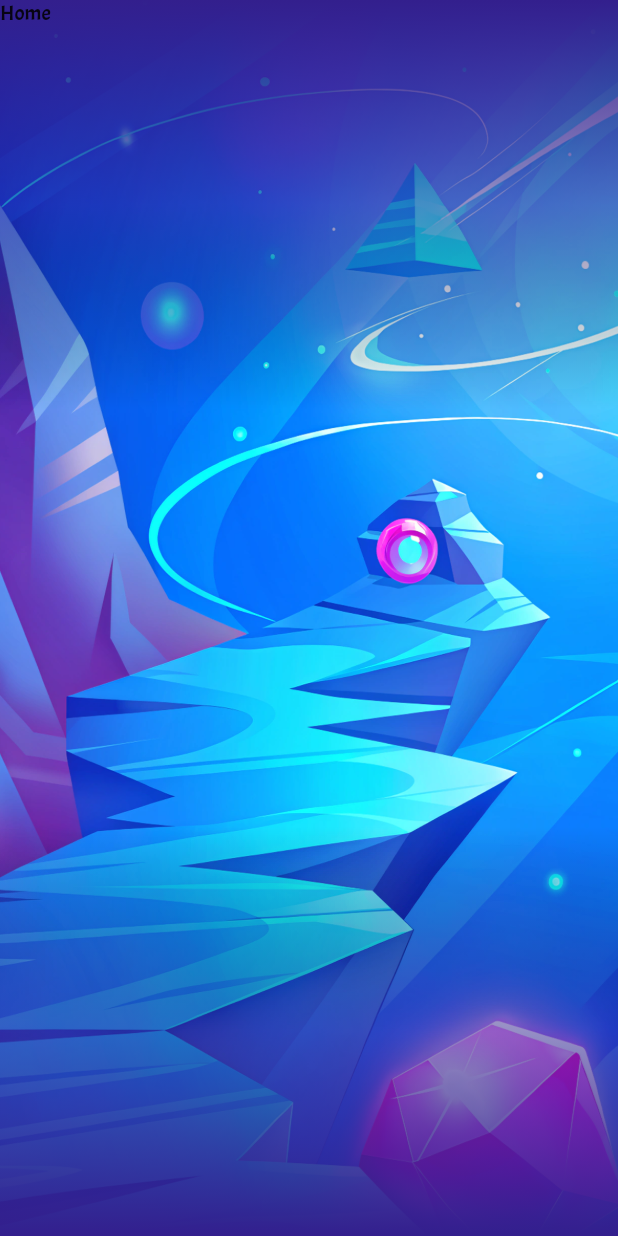
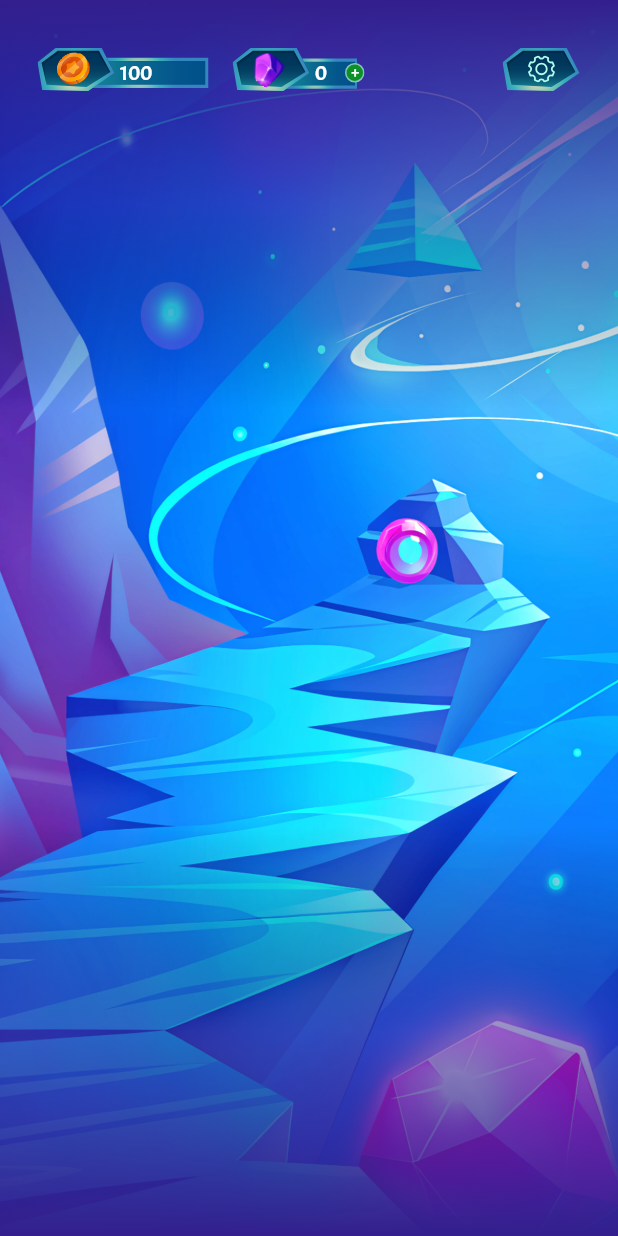
Before and after one commit to kent0505/mswm_test, a Flutter app: the screen it shows after launch, on a phone screen of 412 x 824 dp. Run offline on Flutter 3.47's test engine with Material 3 defaults, Android fonts, the phone set to English and light mode, and no system bars; our stand-ins replace flutter_bloc, flutter_svg, go_router, shared_preferences.

Commit message:
added custom appbar

```diff
--- a/lib/core/config/router.dart
+++ b/lib/core/config/router.dart
@@ -1,6 +1,7 @@
 import 'package:go_router/go_router.dart';
 
 import '../../features/home/pages/home_page.dart';
+import '../../features/home/pages/settings_page.dart';
 import '../../features/splash/splash_page.dart';
 
 final routerConfig = GoRouter(
@@ -14,5 +15,9 @@ final routerConfig = GoRouter(
       path: '/home',
       builder: (context, state) => const HomePage(),
     ),
+    GoRoute(
+      path: '/settings',
+      builder: (context, state) => const SettingsPage(),
+    ),
   ],
 );
--- a/lib/core/utils.dart
+++ b/lib/core/utils.dart
@@ -1,12 +1,14 @@
 import 'package:flutter/material.dart';
 import 'package:shared_preferences/shared_preferences.dart';
 
-bool onboard = true;
+int mycoins = 100;
+int mydiamonds = 0;
 
 Future<void> getData() async {
   final prefs = await SharedPreferences.getInstance();
   // await prefs.remove('onboard');
-  onboard = prefs.getBool('onboard') ?? true;
+  mycoins = prefs.getInt('mycoins') ?? 100;
+  mydiamonds = prefs.getInt('mydiamonds') ?? 0;
 }
 
 Future<void> saveData() async {
@@ -27,3 +29,11 @@ void precache(BuildContext context) async {
     await precacheImage(AssetImage(asset), context);
   }
 }
+
+double getStatusBar(BuildContext context) {
+  return MediaQuery.of(context).viewPadding.top;
+}
+
+double getBottom(BuildContext context) {
+  return MediaQuery.of(context).viewPadding.bottom;
+}
--- a/lib/core/widgets/buttons/arrow_back_button.dart
+++ b/lib/core/widgets/buttons/arrow_back_button.dart
@@ -1,39 +1,28 @@
 import 'package:flutter/cupertino.dart';
-import 'package:flutter/material.dart';
+import 'package:flutter_svg/flutter_svg.dart';
 
 class ArrowBackButton extends StatelessWidget {
   const ArrowBackButton({super.key});
 
   @override
   Widget build(BuildContext context) {
-    return Container(
-      height: 46,
-      margin: EdgeInsets.only(top: MediaQuery.of(context).viewPadding.top),
-      child: CupertinoButton(
+    return CupertinoButton(
       onPressed: () {
         Navigator.pop(context);
       },
       padding: EdgeInsets.zero,
-        child: const Row(
+      child: Stack(
         children: [
-            SizedBox(width: 15),
-            Icon(
-              Icons.arrow_back_ios_rounded,
-              color: Colors.white,
-            ),
-            SizedBox(width: 5),
-            Text(
-              'Back',
-              style: TextStyle(
-                color: Colors.white,
-                fontSize: 16,
-                fontWeight: FontWeight.w500,
-                fontFamily: 'SFProText',
+          SvgPicture.asset('assets/settings2.svg'),
+          Positioned(
+            left: 16,
+            top: 5,
+            child: SvgPicture.asset(
+              'assets/back.svg',
+              width: 17,
             ),
           ),
-            SizedBox(width: 5),
         ],
-        ),
       ),
     );
   }
--- /dev/null
+++ b/lib/core/widgets/custom_appbar.dart
@@ -0,0 +1,135 @@
+import 'package:flutter/cupertino.dart';
+import 'package:flutter/material.dart';
+import 'package:flutter_svg/flutter_svg.dart';
+import 'package:go_router/go_router.dart';
+
+import '../utils.dart';
+
+class CustomAppbar extends StatelessWidget {
+  const CustomAppbar({super.key});
+
+  @override
+  Widget build(BuildContext context) {
+    return Padding(
+      padding: EdgeInsets.only(top: 32 + getStatusBar(context)),
+      child: const Row(
+        children: [
+          SizedBox(width: 25),
+          _CoinsCount(),
+          SizedBox(width: 16),
+          _DiamonsCount(),
+          Spacer(),
+          _Settings(),
+          SizedBox(width: 25),
+        ],
+      ),
+    );
+  }
+}
+
+class _CoinsCount extends StatelessWidget {
+  const _CoinsCount();
+
+  @override
+  Widget build(BuildContext context) {
+    return Stack(
+      children: [
+        SvgPicture.asset('assets/coin2.svg'),
+        Positioned(
+          top: 3,
+          left: 13,
+          child: SvgPicture.asset('assets/coin.svg'),
+        ),
+        Positioned(
+          top: 8,
+          left: 55,
+          child: Text(
+            mycoins.toString(),
+            style: const TextStyle(
+              color: Colors.white,
+              fontSize: 14,
+            ),
+          ),
+        ),
+      ],
+    );
+  }
+}
+
+class _DiamonsCount extends StatelessWidget {
+  const _DiamonsCount();
+
+  @override
+  Widget build(BuildContext context) {
+    return SizedBox(
+      width: 88,
+      child: Stack(
+        children: [
+          SvgPicture.asset('assets/diamond.svg'),
+          Positioned(
+            top: 4,
+            left: 13,
+            child: RotationTransition(
+              turns: const AlwaysStoppedAnimation(22 / 360),
+              child: Image.asset(
+                'assets/diamond.png',
+                width: 20,
+              ),
+            ),
+          ),
+          Positioned(
+            top: 8,
+            left: 55,
+            child: Text(
+              mydiamonds.toString(),
+              style: const TextStyle(
+                color: Colors.white,
+                fontSize: 14,
+              ),
+            ),
+          ),
+          Positioned(
+            right: 0,
+            top: 8,
+            child: CupertinoButton(
+              onPressed: () {},
+              padding: EdgeInsets.zero,
+              minSize: 13,
+              child: SvgPicture.asset('assets/diamond2.svg'),
+            ),
+          ),
+        ],
+      ),
+    );
+  }
+}
+
+class _Settings extends StatelessWidget {
+  const _Settings();
+
+  @override
+  Widget build(BuildContext context) {
+    return CupertinoButton(
+      onPressed: () {
+        context.push('/settings');
+      },
+      padding: EdgeInsets.zero,
+      minSize: 28,
+      child: Stack(
+        children: [
+          SvgPicture.asset(
+            'assets/settings2.svg',
+          ),
+          Positioned(
+            top: 5,
+            left: 17,
+            child: SvgPicture.asset(
+              'assets/settings1.svg',
+              height: 18,
+            ),
+          ),
+        ],
+      ),
+    );
+  }
+}
--- a/lib/core/widgets/custom_scaffold.dart
+++ b/lib/core/widgets/custom_scaffold.dart
@@ -1,14 +1,19 @@
 import 'package:flutter/material.dart';
+
+import '../utils.dart';
+import 'buttons/arrow_back_button.dart';
 
 class CustomScaffold extends StatelessWidget {
   const CustomScaffold({
     super.key,
     required this.body,
     this.bg = 1,
+    this.back = false,
   });
 
   final Widget body;
   final int bg;
+  final bool back;
 
   @override
   Widget build(BuildContext context) {
@@ -22,7 +27,6 @@ class CustomScaffold extends StatelessWidget {
             fit: BoxFit.cover,
             width: double.infinity,
           ),
-          // Container(height: MediaQuery.of(context).viewPadding.top),
           Container(
             height: 273,
             decoration: BoxDecoration(
@@ -54,6 +58,12 @@ class CustomScaffold extends StatelessWidget {
               ),
             ),
           ),
+          if (back)
+            Positioned(
+              top: 32 + getStatusBar(context),
+              left: 25,
+              child: const ArrowBackButton(),
+            ),
           body,
         ],
       ),
--- a/lib/features/home/pages/home_page.dart
+++ b/lib/features/home/pages/home_page.dart
@@ -1,5 +1,6 @@
 import 'package:flutter/material.dart';
 
+import '../../../core/widgets/custom_appbar.dart';
 import '../../../core/widgets/custom_scaffold.dart';
 
 class HomePage extends StatelessWidget {
@@ -10,7 +11,7 @@ class HomePage extends StatelessWidget {
     return const CustomScaffold(
       body: Column(
         children: [
-          Text('Home'),
+          CustomAppbar(),
         ],
       ),
     );
--- a/lib/features/home/pages/settings_page.dart
+++ b/lib/features/home/pages/settings_page.dart
@@ -1,14 +1,17 @@
 import 'package:flutter/material.dart';
+
+import '../../../core/widgets/custom_scaffold.dart';
 
 class SettingsPage extends StatelessWidget {
   const SettingsPage({super.key});
 
   @override
   Widget build(BuildContext context) {
-    return const Column(
-      children: [
-        Text('Settings'),
-      ],
+    return const CustomScaffold(
+      back: true,
+      body: Column(
+        children: [],
+      ),
     );
   }
 }
```
Also changed, not shown: assets/back.svg (added), assets/coin.svg (added), assets/coin2.svg (added), assets/diamond.png (added), assets/diamond.svg (added), assets/diamond2.svg (added), assets/settings1.svg (added), assets/settings2.svg (added). Lines whose indentation alone changed are shown as unchanged.
